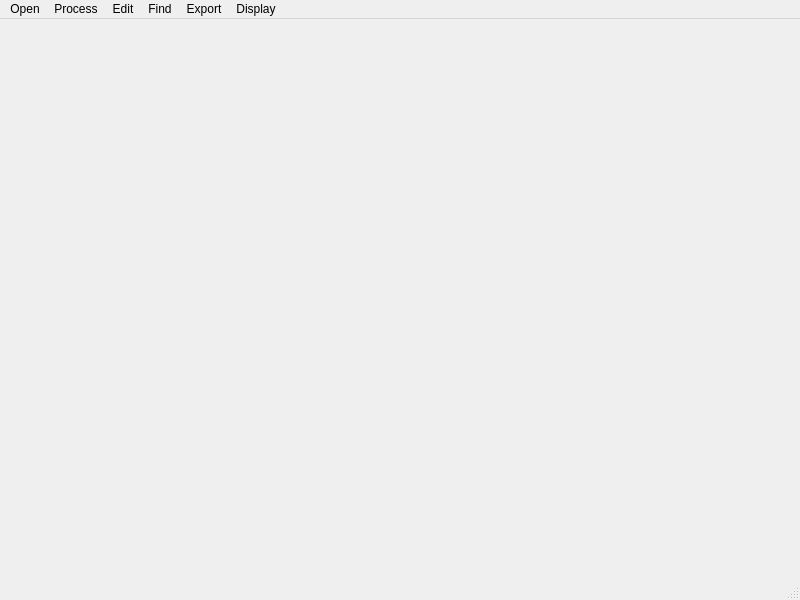
First picture: the form in mainwindow.ui, repository Wang-Bio/InferringCellDivision2_private, before the edit.
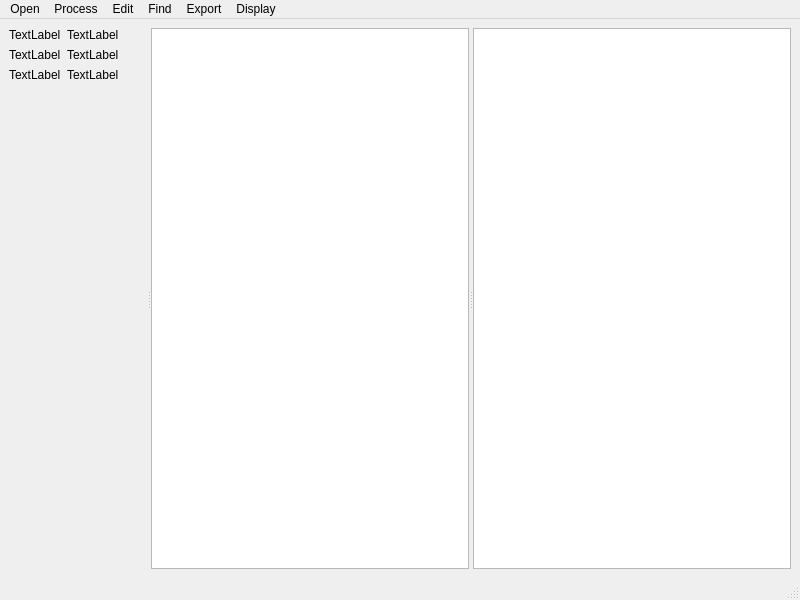
Second picture: the form after the edit.

Commit message: V0.0.1 basic layout set

What changed in the file:
```diff
--- a/mainwindow.ui
+++ b/mainwindow.ui
@@ -13,7 +13,70 @@
   <property name="windowTitle">
    <string>MainWindow</string>
   </property>
-  <widget class="QWidget" name="centralwidget"/>
+  <widget class="QWidget" name="centralwidget">
+   <layout class="QHBoxLayout" name="horizontalLayout">
+    <item>
+     <widget class="QSplitter" name="splitter_2">
+      <property name="orientation">
+       <enum>Qt::Horizontal</enum>
+      </property>
+      <widget class="QWidget" name="widget" native="true">
+       <layout class="QFormLayout" name="formLayout">
+        <item row="0" column="0">
+         <widget class="QLabel" name="label">
+          <property name="text">
+           <string>TextLabel</string>
+          </property>
+         </widget>
+        </item>
+        <item row="0" column="1">
+         <widget class="QLabel" name="label_2">
+          <property name="text">
+           <string>TextLabel</string>
+          </property>
+         </widget>
+        </item>
+        <item row="1" column="0">
+         <widget class="QLabel" name="label_3">
+          <property name="text">
+           <string>TextLabel</string>
+          </property>
+         </widget>
+        </item>
+        <item row="1" column="1">
+         <widget class="QLabel" name="label_4">
+          <property name="text">
+           <string>TextLabel</string>
+          </property>
+         </widget>
+        </item>
+        <item row="2" column="0">
+         <widget class="QLabel" name="label_5">
+          <property name="text">
+           <string>TextLabel</string>
+          </property>
+         </widget>
+        </item>
+        <item row="2" column="1">
+         <widget class="QLabel" name="label_6">
+          <property name="text">
+           <string>TextLabel</string>
+          </property>
+         </widget>
+        </item>
+       </layout>
+      </widget>
+      <widget class="QSplitter" name="splitter">
+       <property name="orientation">
+        <enum>Qt::Horizontal</enum>
+       </property>
+       <widget class="QGraphicsView" name="graphicsView"/>
+       <widget class="QTableWidget" name="tableWidget"/>
+      </widget>
+     </widget>
+    </item>
+   </layout>
+  </widget>
   <widget class="QMenuBar" name="menubar">
    <property name="geometry">
     <rect>
```
Left out of the diff: 54 changed lines with no effect on the pictures. The commit also changes 3 other files.
